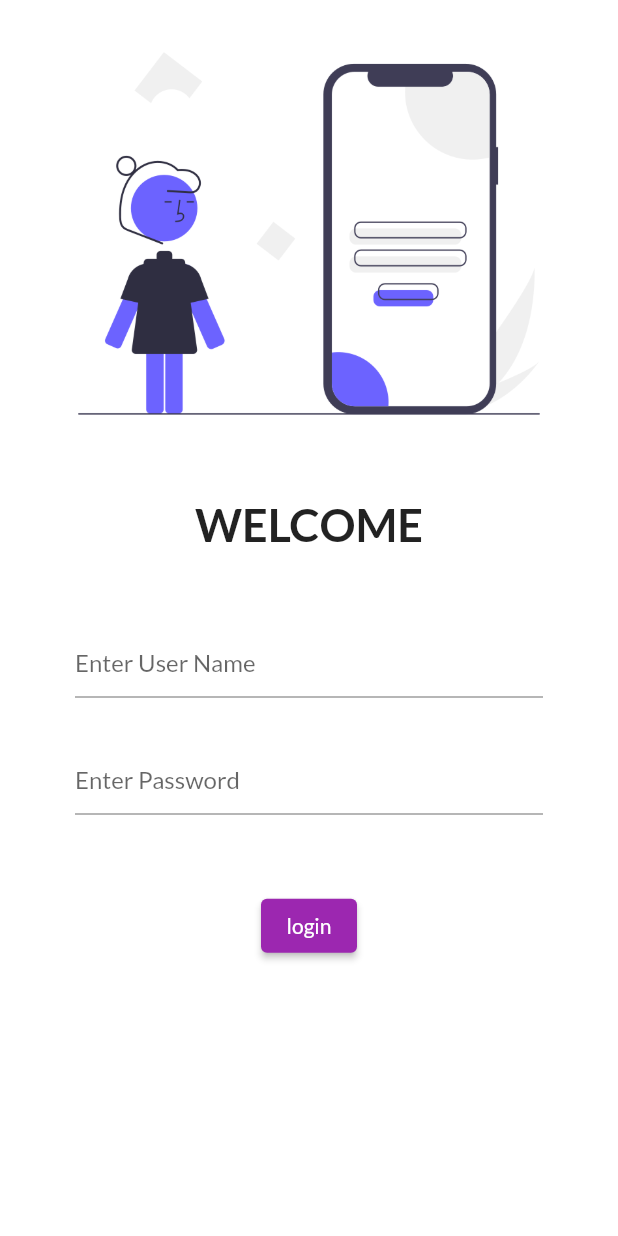
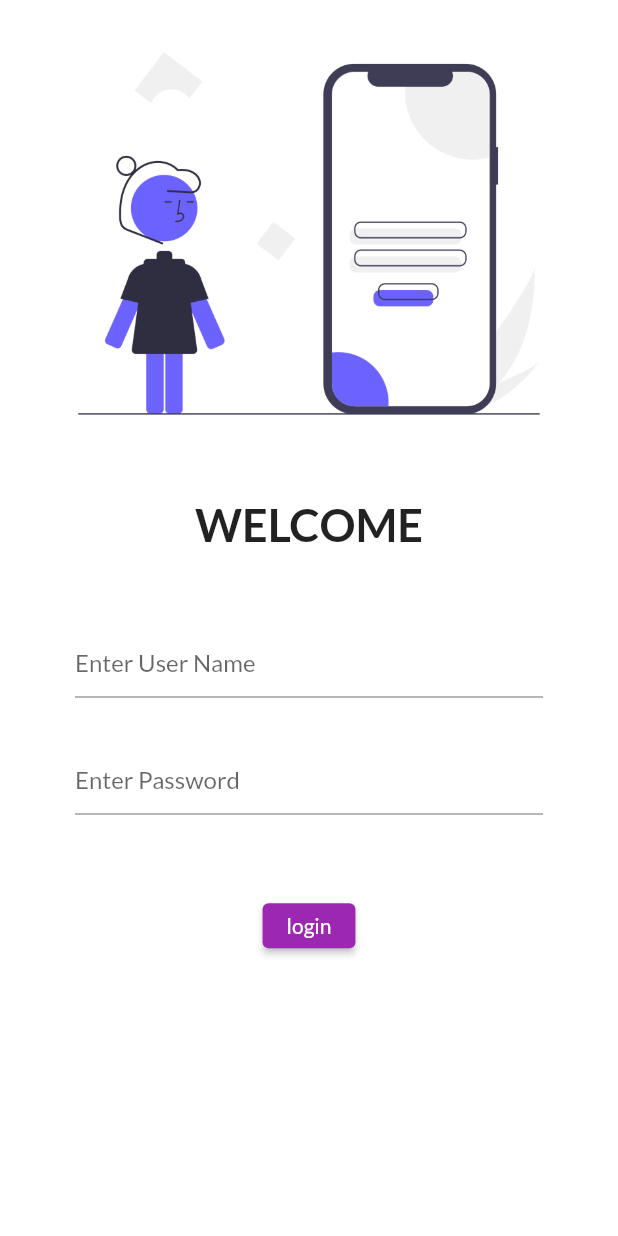
Before and after one commit to muteeabdullah/flutter_application, a Flutter app: the screen it shows after launch, on a phone screen of 412 x 824 dp. Run offline on Flutter 3.47's test engine with Material 2 defaults, Android fonts, the phone set to English and light mode, and no system bars; our stand-ins replace google_fonts.

Commit message:
day5 complete

```diff
--- a/lib/login.dart
+++ b/lib/login.dart
@@ -1,4 +1,5 @@
 import 'package:flutter/material.dart';
+import 'package:flutter_application/utils/routes.dart';
 
 class login_page extends StatelessWidget {
   @override
@@ -6,8 +7,7 @@ class login_page extends StatelessWidget {
     return Material(
         color: Colors.white,
         child: SingleChildScrollView(
-        child:
-       Column(
+          child: Column(
             children: [
               Image.asset(
                 "assets/images/login.png",
@@ -27,7 +27,8 @@ class login_page extends StatelessWidget {
                 height: 20,
               ),
               Padding(
-            padding: const EdgeInsets.symmetric(vertical: 30, horizontal: 50),
+                padding:
+                    const EdgeInsets.symmetric(vertical: 30, horizontal: 50),
                 child: Column(
                   children: [
                     TextFormField(
@@ -39,25 +40,30 @@ class login_page extends StatelessWidget {
                     ),
                     TextFormField(
                       obscureText: true,
-                  decoration: const InputDecoration(hintText: "Enter Password"),
+                      decoration:
+                          const InputDecoration(hintText: "Enter Password"),
                     ),
                     const SizedBox(
                       height: 50,
                     ),
                     ElevatedButton(
                       onPressed: () {
-                    print('hi codepur');
+                        Navigator.pushNamed(
+                          context,
+                          Myroutes.HomeRoute
+                        );
                       },
-                  child: Text('login',),
-                  style: TextButton.styleFrom(),
-
+                      child: const Text('login'),
+                      style: TextButton.styleFrom(
+                        minimumSize: const Size(50, 30),
+                      ),
+                      // style: TextButton.styleFrom(),
                     )
                   ],
                 ),
               )
             ],
           ),
-    )
-    );
+        ));
   }
 }
--- a/lib/main.dart
+++ b/lib/main.dart
@@ -1,4 +1,5 @@
 import 'package:flutter/material.dart';
+import 'package:flutter_application/utils/routes.dart';
 import 'package:google_fonts/google_fonts.dart';
 import 'login.dart';
 import 'homepage.dart';
@@ -19,7 +20,8 @@ class myapp extends StatelessWidget {
       darkTheme: ThemeData(primarySwatch: Colors.green),
       routes: {
         "/": (context) => login_page(),
-
+        Myroutes.HomeRoute: (context) => const homepage(),
+        Myroutes.LoginRoute: (context) =>  login_page(),
       },
     );
   }
--- /dev/null
+++ b/lib/utils/routes.dart
@@ -0,0 +1,7 @@
+class Myroutes {
+  // ignore: non_constant_identifier_names
+  static String LoginRoute = "/login";
+  // ignore: non_constant_identifier_names
+  static String HomeRoute  = "/home";
+
+}
```
Also changed, not shown: lib/homepage.dart (+10 -3 lines). Lines whose indentation alone changed are shown as unchanged.
